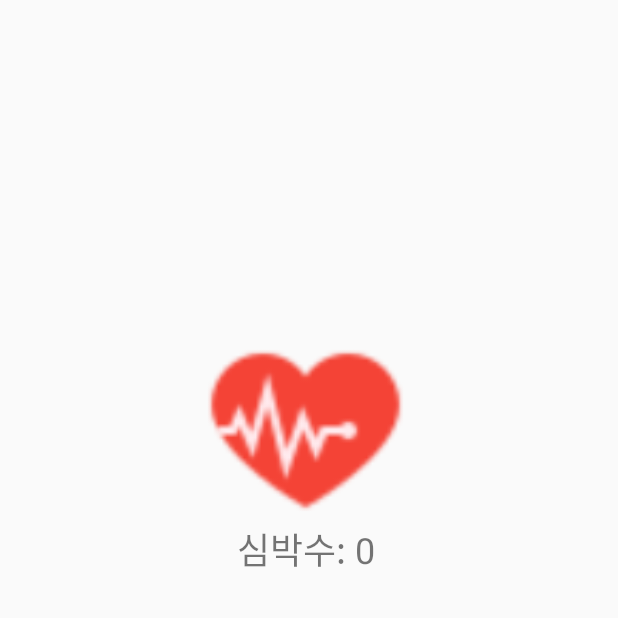
After one commit to seoyoon101/SafeProject, an Android app: the VitalActivity screen opened directly, with no data from a screen before it, on a phone screen of 412 x 824 dp, the top half of it. The commit adds this screen. Run offline under Robolectric (Android 15) with nearby library versions, the phone set to English and light mode, and no system bars.

Commit message:
2023.11.21 vital 추가

```diff
--- a/app/src/main/AndroidManifest.xml
+++ b/app/src/main/AndroidManifest.xml
@@ -18,6 +18,9 @@
         tools:targetApi="31">
         <activity
             android:name=".SettingActivity"
+            android:exported="false" />
+        <activity
+            android:name=".VitalActivity"
             android:exported="false" />
         <activity
             android:name=".MyPageActivity"
--- a/app/src/main/java/com/seoyoon/safeproject/MainActivity.kt
+++ b/app/src/main/java/com/seoyoon/safeproject/MainActivity.kt
@@ -7,9 +7,12 @@ import android.os.Bundle
 import androidx.core.app.ActivityCompat
 import androidx.core.content.ContextCompat
 import androidx.fragment.app.FragmentActivity
+import com.naver.maps.geometry.LatLng
+import com.naver.maps.map.CameraPosition
 import com.naver.maps.map.LocationTrackingMode
 import com.naver.maps.map.MapFragment
 import com.naver.maps.map.NaverMap
+import com.naver.maps.map.NaverMapOptions
 import com.naver.maps.map.OnMapReadyCallback
 import com.naver.maps.map.util.FusedLocationSource
 import com.seoyoon.safeproject.databinding.ActivityMainBinding
@@ -44,11 +47,18 @@ class MainActivity : FragmentActivity(), OnMapReadyCallback {
             startActivity(intent)
         }
 
-        binding.settingButton.setOnClickListener {
-            val intent = Intent(this, SettingActivity::class.java)
+        binding.vitalButton.setOnClickListener {
+            val intent = Intent(this, VitalActivity::class.java)
             intent.addFlags(Intent.FLAG_ACTIVITY_NO_ANIMATION)
             startActivity(intent)
         }
+
+      /*  binding.settingButton.setOnClickListener {
+            val intent = Intent(this,SettingActivity::class.java)
+            intent.addFlags(Intent.FLAG_ACTIVITY_NO_ANIMATION)
+            startActivity(intent)
+        }*/
+
     }
 
     // hasPermission()에서는 위치 권한이 있을 경우 true를, 없을 경우 false를 반환한다.
@@ -76,6 +86,7 @@ class MainActivity : FragmentActivity(), OnMapReadyCallback {
     }
 
     override fun onMapReady(naverMap: NaverMap) {
+
         this.naverMap = naverMap
         // 현재 위치
         naverMap.locationSource = locationSource
--- a/app/src/main/java/com/seoyoon/safeproject/SplashActivity.kt
+++ b/app/src/main/java/com/seoyoon/safeproject/SplashActivity.kt
@@ -12,7 +12,7 @@ class SplashActivity : AppCompatActivity() {
         setContentView(R.layout.activity_splash)
 
         Handler().postDelayed({
-            val intent = Intent(this, LoginActivity::class.java)
+            val intent = Intent(this, MainActivity::class.java)
             intent.addFlags(Intent.FLAG_ACTIVITY_NO_ANIMATION)
             startActivity(intent)
             finish()
--- /dev/null
+++ b/app/src/main/java/com/seoyoon/safeproject/VitalActivity.kt
@@ -0,0 +1,38 @@
+package com.seoyoon.safeproject
+
+import android.os.Bundle
+import android.os.Handler
+import android.os.Looper
+import android.widget.TextView
+import androidx.appcompat.app.AppCompatActivity
+import kotlin.random.Random
+
+class VitalActivity : AppCompatActivity() {
+
+    private lateinit var heartRateTextView: TextView
+    private val handler = Handler(Looper.getMainLooper())
+
+    override fun onCreate(savedInstanceState: Bundle?) {
+        super.onCreate(savedInstanceState)
+        setContentView(R.layout.activity_vital)
+
+        // XML 레이아웃에서 TextView 참조
+        heartRateTextView = findViewById(R.id.heartrate)
+
+        // 매 초마다 심박수 업데이트
+        updateHeartRate()
+    }
+
+    private fun updateHeartRate() {
+        handler.postDelayed({
+            // 모의 심박수 데이터 생성 (실제로는 센서 또는 외부 기기에서 가져와야 함)
+            val heartRate = Random.nextInt(60, 70)
+
+            // TextView에 심박수 표시
+            heartRateTextView.text = "심박수: $heartRate bpm"
+
+            // 다음 업데이트 예약
+            updateHeartRate()
+        }, 3000) // 1초마다 업데이트
+    }
+}
--- a/app/src/main/res/layout/activity_main.xml
+++ b/app/src/main/res/layout/activity_main.xml
@@ -27,13 +27,6 @@
         android:scaleType="fitEnd"
         android:src="@drawable/user" />
 
-    <ImageView
-        android:id="@+id/vital"
-        android:layout_width="wrap_content"
-        android:layout_height="wrap_content"
-        android:layout_weight="1"
-        android:src="@drawable/vital" />
-
     <ImageButton
         android:id="@+id/setting_button"
         android:layout_width="69dp"
@@ -43,4 +36,11 @@
         android:backgroundTint="#00FFFFFF"
         android:src="@drawable/setting" />
 
+    <ImageButton
+        android:id="@+id/vital_Button"
+        android:layout_width="wrap_content"
+        android:layout_height="wrap_content"
+        android:backgroundTint="#00FFFFFF"
+        android:src="@drawable/vital" />
+
 </FrameLayout>
--- /dev/null
+++ b/app/src/main/res/layout/activity_vital.xml
@@ -0,0 +1,41 @@
+<?xml version="1.0" encoding="utf-8"?>
+<RelativeLayout xmlns:android="http://schemas.android.com/apk/res/android"
+    xmlns:app="http://schemas.android.com/apk/res-auto"
+    xmlns:tools="http://schemas.android.com/tools"
+    android:layout_width="match_parent"
+    android:layout_height="match_parent"
+    android:textAlignment="center"
+    tools:context=".MainActivity">
+
+    <TextView
+        android:id="@+id/heartrate"
+        android:layout_width="267dp"
+        android:layout_height="wrap_content"
+        android:layout_alignParentStart="true"
+        android:layout_alignParentTop="true"
+        android:layout_alignParentEnd="true"
+        android:layout_alignParentBottom="true"
+        android:layout_marginStart="70dp"
+        android:layout_marginTop="348dp"
+        android:layout_marginEnd="74dp"
+        android:layout_marginBottom="212dp"
+        android:text="심박수: 0"
+        android:textAlignment="center"
+        android:textDirection="firstStrong"
+        android:textSize="24sp" />
+
+    <ImageView
+        android:id="@+id/imageView5"
+        android:layout_width="136dp"
+        android:layout_height="151dp"
+        android:layout_alignParentStart="true"
+        android:layout_alignParentTop="true"
+        android:layout_alignParentEnd="true"
+        android:layout_alignParentBottom="true"
+        android:layout_marginStart="135dp"
+        android:layout_marginTop="165dp"
+        android:layout_marginEnd="140dp"
+        android:layout_marginBottom="415dp"
+        app:srcCompat="@drawable/vital" />
+
+</RelativeLayout>
```
